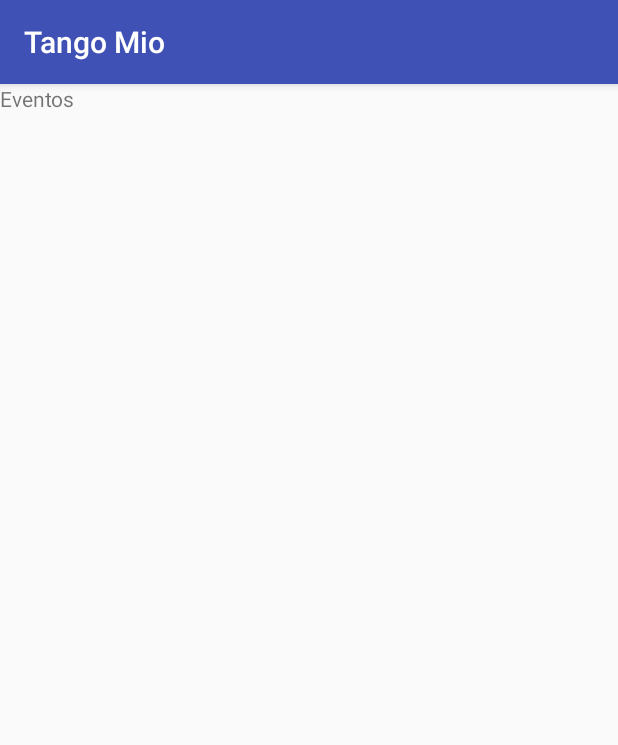
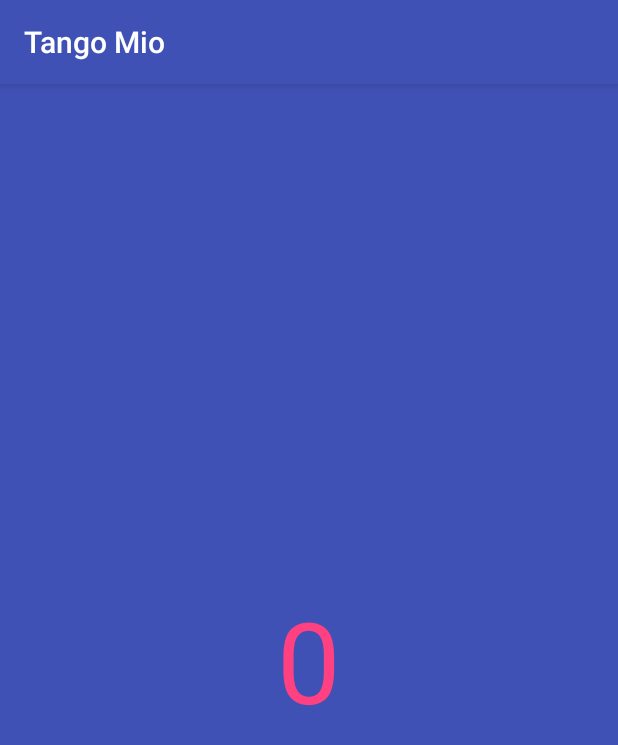
Before and after one commit to anissval/TangoMio, an Android app: the fragment FragmentEventos shown on its own in the app's theme, on a phone screen of 412 x 824 dp. Shown: the top 745 px of the screen. Run offline under Robolectric (Android 15) with nearby library versions, the phone set to English and light mode, and no system bars.

Commit message:
primer commit

```diff
--- a/app/src/main/AndroidManifest.xml
+++ b/app/src/main/AndroidManifest.xml
@@ -18,6 +18,8 @@
                 <category android:name="android.intent.category.LAUNCHER" />
             </intent-filter>
         </activity>
+
+        <activity android:name=".ActivityEvents"></activity>
     </application>
 
 </manifest>
--- /dev/null
+++ b/app/src/main/java/com/valdiviezo/anahi/tangomio/ActivityEvents.java
@@ -0,0 +1,60 @@
+package com.valdiviezo.anahi.tangomio;
+
+/**
+ * Created by lbresca on 1/31/17.
+ */
+
+import android.os.Bundle;
+import android.support.v4.app.FragmentActivity;
+import android.support.v4.view.ViewPager;
+
+public class ActivityEvents extends FragmentActivity {
+
+    /**
+     * The pager widget, which handles animation and allows swiping horizontally
+     * to access previous and next pages.
+     */
+    ViewPager pager = null;
+
+    /**
+     * The pager adapter, which provides the pages to the view pager widget.
+     */
+    MyFragmentPagerAdapter pagerAdapter;
+
+    @Override
+    protected void onCreate(Bundle arg0) {
+        super.onCreate(arg0);
+        this.setContentView(R.layout.content_view_pager);
+
+        // Instantiate a ViewPager
+        this.pager = (ViewPager) this.findViewById(R.id.pager);
+
+        // Create an adapter with the fragments we show on the ViewPager
+        pagerAdapter = new MyFragmentPagerAdapter(
+                getSupportFragmentManager());
+        pagerAdapter.addFragment(ScreenSlidePageFragment.newInstance(getResources()
+                .getColor(R.color.colorPrimary), 0));
+        pagerAdapter.addFragment(ScreenSlidePageFragment.newInstance(getResources()
+                .getColor(R.color.colorAccent), 1));
+        pagerAdapter.addFragment(ScreenSlidePageFragment.newInstance(getResources()
+                .getColor(R.color.colorPrimaryDark), 2));
+        pagerAdapter.addFragment(ScreenSlidePageFragment.newInstance(getResources()
+                .getColor(R.color.colorPrimary), 3));
+        pagerAdapter.addFragment(ScreenSlidePageFragment.newInstance(getResources()
+                .getColor(R.color.colorAccent), 4));
+        this.pager.setAdapter(pagerAdapter);
+
+    }
+
+    @Override
+    public void onBackPressed() {
+
+        // Return to previous page when we press back button
+        if (this.pager.getCurrentItem() == 0)
+            super.onBackPressed();
+        else
+            this.pager.setCurrentItem(this.pager.getCurrentItem() - 1);
+
+    }
+
+}
--- a/app/src/main/java/com/valdiviezo/anahi/tangomio/FragmentEventos.java
+++ b/app/src/main/java/com/valdiviezo/anahi/tangomio/FragmentEventos.java
@@ -4,20 +4,35 @@ import android.content.Context;
 import android.net.Uri;
 import android.os.Bundle;
 import android.support.v4.app.Fragment;
+import android.support.v4.view.ViewPager;
 import android.view.LayoutInflater;
 import android.view.View;
 import android.view.ViewGroup;
 
+//
+///**
+// * A simple {@link Fragment} subclass.
+// * Activities that contain this fragment must implement the
+// * {@link FragmentEventos.OnFragmentInteractionListener} interface
+// * to handle interaction events.
+// * Use the {@link FragmentEventos#newInstance} factory method to
+// * create an instance of this fragment.
+// */
+public class FragmentEventos extends Fragment {
 
-/**
- * A simple {@link Fragment} subclass.
- * Activities that contain this fragment must implement the
- * {@link FragmentEventos.OnFragmentInteractionListener} interface
- * to handle interaction events.
- * Use the {@link FragmentEventos#newInstance} factory method to
- * create an instance of this fragment.
- */
-public class FragmentEventos extends Fragment {
+
+    /**
+     * The pager widget, which handles animation and allows swiping horizontally
+     * to access previous and next pages.
+     */
+    ViewPager pager = null;
+
+    /**
+     * The pager adapter, which provides the pages to the view pager widget.
+     */
+    MyFragmentPagerAdapter pagerAdapter;
+
+
     public FragmentEventos() {
         // Required empty public constructor
     }
@@ -25,7 +40,33 @@ public class FragmentEventos extends Fragment {
     @Override
     public View onCreateView(LayoutInflater inflater, ViewGroup container,
                              Bundle savedInstanceState) {
+
+        View root = inflater.inflate(R.layout.fragment_fragment_eventos, container, false);
+        // Instantiate a ViewPager
+        this.pager = (ViewPager) root.findViewById(R.id.pager);
+
+        // Create an adapter with the fragments we show on the ViewPager
+        pagerAdapter = new MyFragmentPagerAdapter(
+                getActivity().getSupportFragmentManager());
+        pagerAdapter.addFragment(ScreenSlidePageFragment.newInstance(getResources()
+                .getColor(R.color.colorPrimary), 0));
+        pagerAdapter.addFragment(ScreenSlidePageFragment.newInstance(getResources()
+                .getColor(R.color.colorAccent), 1));
+        pagerAdapter.addFragment(ScreenSlidePageFragment.newInstance(getResources()
+                .getColor(R.color.colorPrimaryDark), 2));
+        pagerAdapter.addFragment(ScreenSlidePageFragment.newInstance(getResources()
+                .getColor(R.color.colorPrimary), 3));
+        pagerAdapter.addFragment(ScreenSlidePageFragment.newInstance(getResources()
+                .getColor(R.color.colorAccent), 4));
+        this.pager.setAdapter(pagerAdapter);
+
         // Inflate the layout for this fragment
-        return inflater.inflate(R.layout.fragment_fragment_eventos, container, false);
+        return root;
     }
+
+//    @Override
+//    public void ons
+
+
+
 }
--- a/app/src/main/java/com/valdiviezo/anahi/tangomio/MainActivity.java
+++ b/app/src/main/java/com/valdiviezo/anahi/tangomio/MainActivity.java
@@ -1,5 +1,6 @@
 package com.valdiviezo.anahi.tangomio;
 
+import android.content.Intent;
 import android.content.res.AssetManager;
 import android.os.Bundle;
 import android.support.design.widget.FloatingActionButton;
@@ -137,4 +138,7 @@ public class MainActivity extends AppCompatActivity
         drawer.closeDrawer(GravityCompat.START);
         return true;
     }
+
+
+
 }
--- /dev/null
+++ b/app/src/main/java/com/valdiviezo/anahi/tangomio/MyFragmentPagerAdapter.java
@@ -0,0 +1,56 @@
+package com.valdiviezo.anahi.tangomio;
+
+/**
+ * Created by lbresca on 1/31/17.
+ */
+
+import java.util.ArrayList;
+import java.util.List;
+
+import android.support.v4.app.Fragment;
+import android.support.v4.app.FragmentManager;
+import android.support.v4.app.FragmentPagerAdapter;
+
+/**
+ *
+ * @author amatellanes
+ *
+ */
+public class MyFragmentPagerAdapter extends FragmentPagerAdapter {
+
+    // List of fragments which are going to set in the view pager widget
+    List<Fragment> fragments;
+
+    /**
+     * Constructor
+     *
+     * @param fm
+     *            interface for interacting with Fragment objects inside of an
+     *            Activity
+     */
+    public MyFragmentPagerAdapter(FragmentManager fm) {
+        super(fm);
+        this.fragments = new ArrayList<Fragment>();
+    }
+
+    /**
+     * Add a new fragment in the list.
+     *
+     * @param fragment
+     *            a new fragment
+     */
+    public void addFragment(Fragment fragment) {
+        this.fragments.add(fragment);
+    }
+
+    @Override
+    public Fragment getItem(int arg0) {
+        return this.fragments.get(arg0);
+    }
+
+    @Override
+    public int getCount() {
+        return this.fragments.size();
+    }
+
+}
--- /dev/null
+++ b/app/src/main/java/com/valdiviezo/anahi/tangomio/ScreenSlidePageFragment.java
@@ -0,0 +1,84 @@
+package com.valdiviezo.anahi.tangomio;
+
+/**
+ * Created by lbresca on 1/31/17.
+ */
+
+import android.graphics.Color;
+import android.os.Bundle;
+import android.support.v4.app.Fragment;
+import android.view.LayoutInflater;
+import android.view.View;
+import android.view.ViewGroup;
+import android.widget.TextView;
+
+public class ScreenSlidePageFragment extends Fragment {
+
+    /**
+     * Key to insert the background color into the mapping of a Bundle.
+     */
+    private static final String BACKGROUND_COLOR = "color";
+
+    /**
+     * Key to insert the index page into the mapping of a Bundle.
+     */
+    private static final String INDEX = "index";
+
+    private int color;
+    private int index;
+
+    /**
+     * Instances a new fragment with a background color and an index page.
+     *
+     * @param color
+     *            background color
+     * @param index
+     *            index page
+     * @return a new page
+     */
+    public static ScreenSlidePageFragment newInstance(int color, int index) {
+
+        // Instantiate a new fragment
+        ScreenSlidePageFragment fragment = new ScreenSlidePageFragment();
+
+        // Save the parameters
+        Bundle bundle = new Bundle();
+        bundle.putInt(BACKGROUND_COLOR, color);
+        bundle.putInt(INDEX, index);
+        fragment.setArguments(bundle);
+        fragment.setRetainInstance(true);
+
+        return fragment;
+
+    }
+
+    @Override
+    public void onCreate(Bundle savedInstanceState) {
+        super.onActivityCreated(savedInstanceState);
+
+        // Load parameters when the initial creation of the fragment is done
+        this.color = (getArguments() != null) ? getArguments().getInt(
+                BACKGROUND_COLOR) : Color.GRAY;
+        this.index = (getArguments() != null) ? getArguments().getInt(INDEX)
+                : -1;
+
+    }
+
+    @Override
+    public View onCreateView(LayoutInflater inflater, ViewGroup container,
+                             Bundle savedInstanceState) {
+
+        ViewGroup rootView = (ViewGroup) inflater.inflate(
+                R.layout.fragment_screen_slide_page, container, false);
+
+        // Show the current page index in the view
+        TextView tvIndex = (TextView) rootView.findViewById(R.id.tvIndex);
+        tvIndex.setText(String.valueOf(this.index));
+
+        // Change the background color
+        rootView.setBackgroundColor(this.color);
+
+        return rootView;
+
+    }
+}
--- /dev/null
+++ b/app/src/main/res/layout/content_view_pager.xml
@@ -0,0 +1,12 @@
+<?xml version="1.0" encoding="utf-8"?>
+<LinearLayout xmlns:android="http://schemas.android.com/apk/res/android"
+    android:layout_width="match_parent"
+    android:layout_height="match_parent"
+    android:orientation="vertical" >
+
+    <android.support.v4.view.ViewPager
+        android:id="@+id/pager"
+        android:layout_width="match_parent"
+        android:layout_height="match_parent" />
+
+</LinearLayout>
--- a/app/src/main/res/layout/fragment_fragment_eventos.xml
+++ b/app/src/main/res/layout/fragment_fragment_eventos.xml
@@ -1,13 +1,12 @@
-<FrameLayout xmlns:android="http://schemas.android.com/apk/res/android"
-    xmlns:tools="http://schemas.android.com/tools"
+<?xml version="1.0" encoding="utf-8"?>
+<LinearLayout xmlns:android="http://schemas.android.com/apk/res/android"
     android:layout_width="match_parent"
     android:layout_height="match_parent"
-    tools:context="com.valdiviezo.anahi.tangomio.FragmentEventos">
+    android:orientation="vertical" >
 
-    <!-- TODO: Update blank fragment layout -->
-    <TextView
+    <android.support.v4.view.ViewPager
+        android:id="@+id/pager"
         android:layout_width="match_parent"
-        android:layout_height="match_parent"
-        android:text="Eventos" />
+        android:layout_height="match_parent" />
 
-</FrameLayout>
+</LinearLayout>
--- /dev/null
+++ b/app/src/main/res/layout/fragment_screen_slide_page.xml
@@ -0,0 +1,17 @@
+<?xml version="1.0" encoding="utf-8"?>
+<LinearLayout xmlns:android="http://schemas.android.com/apk/res/android"
+    android:id="@+id/content"
+    android:layout_width="match_parent"
+    android:layout_height="match_parent"
+    android:orientation="vertical" >
+
+    <TextView
+        android:id="@+id/tvIndex"
+        android:layout_width="match_parent"
+        android:layout_height="match_parent"
+        android:gravity="center"
+        android:textColor="@color/colorAccent"
+        android:textIsSelectable="false"
+        android:textSize="75sp" />
+
+</LinearLayout>
```
Also changed, not shown: 4 other files.
